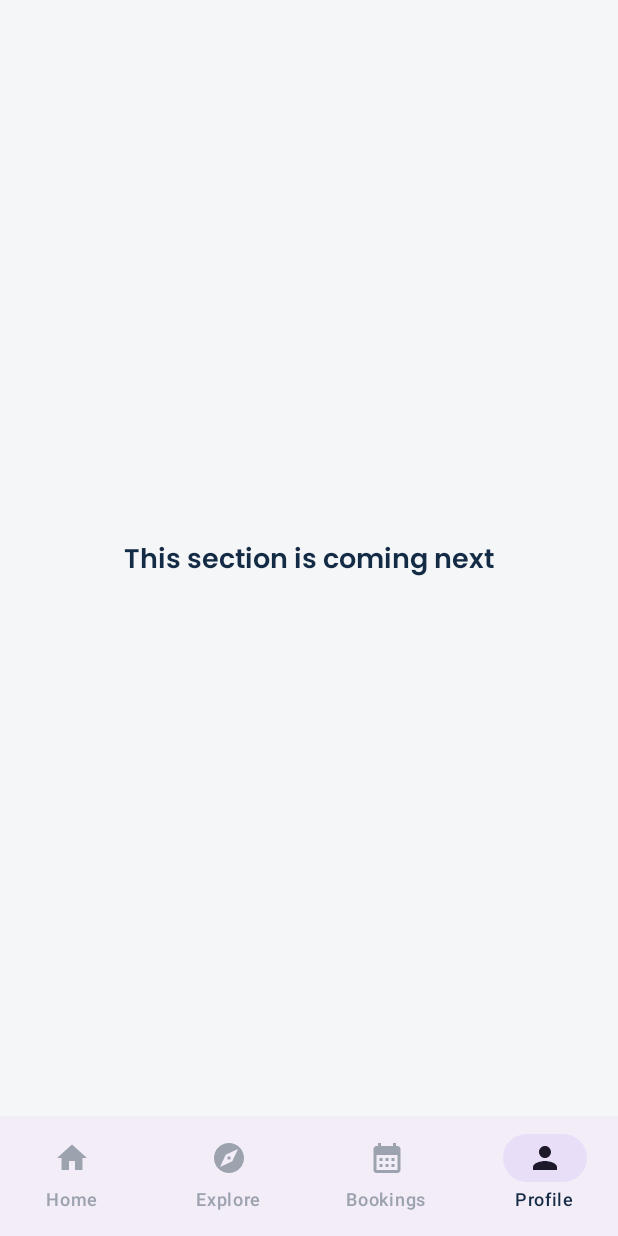
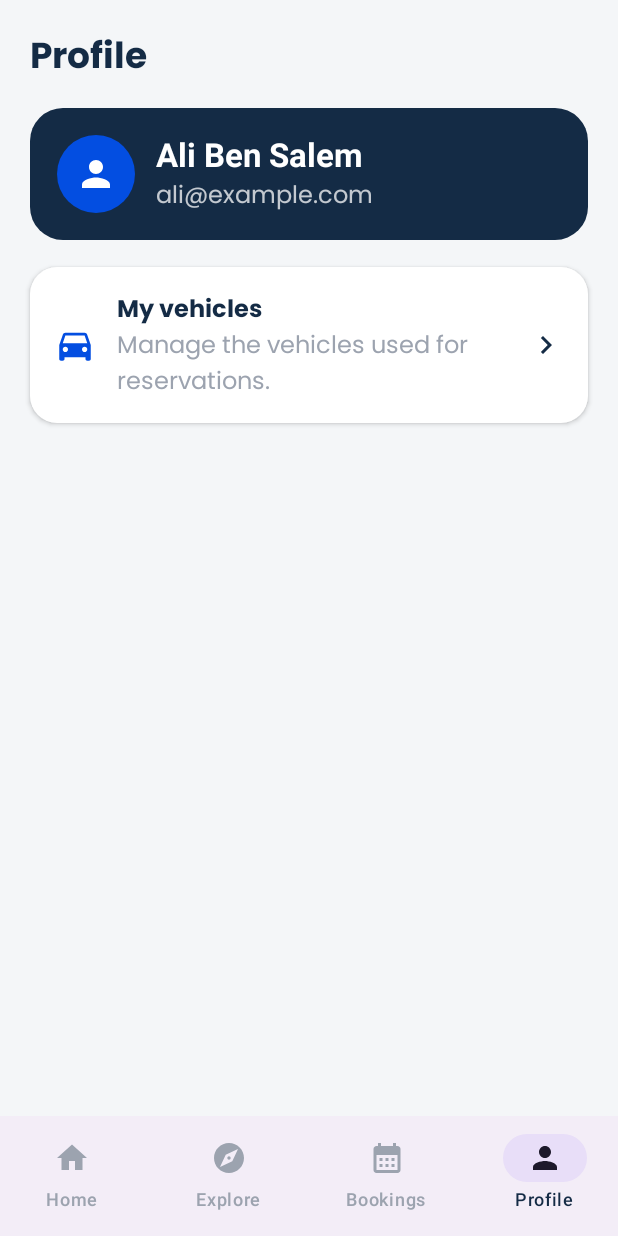
Before and after one commit to Fedi-Mhadhbi/SmartParking, an Android app built with Jetpack Compose: the ProfileScreen screen opened through its navigation route, on a phone screen of 412 x 824 dp. Run offline under Robolectric (Android 15) with nearby library versions, the phone set to English and light mode, and no system bars.

Commit message:
Add profile and vehicles screens
Co-authored-by: Copilot App <223556219+Copilot@users.noreply.github.com>

```diff
--- /dev/null
+++ b/app/src/main/java/com/fedi/smartparking/features/profile/ProfileScreen.kt
@@ -0,0 +1,117 @@
+package com.fedi.smartparking.features.profile
+
+import androidx.compose.foundation.background
+import androidx.compose.foundation.clickable
+import androidx.compose.foundation.layout.Arrangement
+import androidx.compose.foundation.layout.Column
+import androidx.compose.foundation.layout.Row
+import androidx.compose.foundation.layout.fillMaxSize
+import androidx.compose.foundation.layout.fillMaxWidth
+import androidx.compose.foundation.layout.padding
+import androidx.compose.foundation.layout.size
+import androidx.compose.foundation.shape.CircleShape
+import androidx.compose.foundation.shape.RoundedCornerShape
+import androidx.compose.material.icons.Icons
+import androidx.compose.material.icons.filled.ChevronRight
+import androidx.compose.material.icons.filled.DirectionsCar
+import androidx.compose.material.icons.filled.Person
+import androidx.compose.material3.Icon
+import androidx.compose.material3.MaterialTheme
+import androidx.compose.material3.Surface
+import androidx.compose.material3.Text
+import androidx.compose.runtime.Composable
+import androidx.compose.ui.Alignment
+import androidx.compose.ui.Modifier
+import androidx.compose.ui.graphics.Color
+import androidx.compose.ui.res.stringResource
+import androidx.compose.ui.text.font.FontWeight
+import androidx.compose.ui.unit.dp
+import com.fedi.smartparking.R
+import com.fedi.smartparking.ui.theme.Navy
+import com.fedi.smartparking.ui.theme.PrimaryBlue
+
+@Composable
+fun ProfileScreen(
+    onVehiclesClick: () -> Unit,
+) {
+    Column(
+        modifier = Modifier
+            .fillMaxSize()
+            .background(MaterialTheme.colorScheme.background)
+            .padding(20.dp),
+        verticalArrangement = Arrangement.spacedBy(18.dp),
+    ) {
+        Text(
+            text = stringResource(R.string.profile_title),
+            style = MaterialTheme.typography.headlineSmall,
+            color = Navy,
+            fontWeight = FontWeight.Bold,
+        )
+        Surface(
+            modifier = Modifier.fillMaxWidth(),
+            color = Navy,
+            shape = RoundedCornerShape(22.dp),
+        ) {
+            Row(
+                modifier = Modifier.padding(18.dp),
+                verticalAlignment = Alignment.CenterVertically,
+            ) {
+                Surface(color = PrimaryBlue, shape = CircleShape) {
+                    Icon(
+                        imageVector = Icons.Default.Person,
+                        contentDescription = null,
+                        tint = Color.White,
+                        modifier = Modifier.padding(12.dp).size(28.dp),
+                    )
+                }
+                Column(modifier = Modifier.padding(start = 14.dp)) {
+                    Text(
+                        text = "Ali Ben Salem",
+                        color = Color.White,
+                        style = MaterialTheme.typography.titleLarge,
+                        fontWeight = FontWeight.Bold,
+                    )
+                    Text(
+                        text = "ali@example.com",
+                        color = Color.White.copy(alpha = 0.75f),
+                    )
+                }
+            }
+        }
+        ProfileOption(
+            icon = Icons.Default.DirectionsCar,
+            title = stringResource(R.string.profile_vehicles),
+            subtitle = stringResource(R.string.profile_vehicles_subtitle),
+            onClick = onVehiclesClick,
+        )
+    }
+}
+
+@Composable
+private fun ProfileOption(
+    icon: androidx.compose.ui.graphics.vector.ImageVector,
+    title: String,
+    subtitle: String,
+    onClick: () -> Unit,
+) {
+    Surface(
+        modifier = Modifier
+            .fillMaxWidth()
+            .clickable(onClick = onClick),
+        color = Color.White,
+        shape = RoundedCornerShape(18.dp),
+        shadowElevation = 2.dp,
+    ) {
+        Row(
+            modifier = Modifier.padding(16.dp),
+            verticalAlignment = Alignment.CenterVertically,
+        ) {
+            Icon(icon, contentDescription = null, tint = PrimaryBlue, modifier = Modifier.size(28.dp))
+            Column(modifier = Modifier.weight(1f).padding(start = 14.dp)) {
+                Text(title, color = Navy, fontWeight = FontWeight.Bold)
+                Text(subtitle, color = MaterialTheme.colorScheme.onSurfaceVariant)
+            }
+            Icon(Icons.Default.ChevronRight, contentDescription = null, tint = Navy)
+        }
+    }
+}
--- a/app/src/main/java/com/fedi/smartparking/navigation/AppNavigation.kt
+++ b/app/src/main/java/com/fedi/smartparking/navigation/AppNavigation.kt
@@ -26,6 +26,8 @@ import com.fedi.smartparking.features.reservation.BookingConfirmationScreen
 import com.fedi.smartparking.features.reservation.BookingSuccessScreen
 import com.fedi.smartparking.features.bookings.BookingsScreen
 import com.fedi.smartparking.features.bookings.BookingDetailsScreen
+import com.fedi.smartparking.features.profile.ProfileScreen
+import com.fedi.smartparking.features.profile.VehiclesScreen
 
 @Composable
 fun AppNavigation() {
@@ -144,7 +146,12 @@ fun AppNavigation() {
                     onShowQr = {},
                 )
             }
-            composable(NavRoutes.PROFILE) { SectionPlaceholder() }
+            composable(NavRoutes.PROFILE) {
+                ProfileScreen(onVehiclesClick = { navController.navigate(NavRoutes.VEHICLES) })
+            }
+            composable(NavRoutes.VEHICLES) {
+                VehiclesScreen(onBack = { navController.popBackStack() })
+            }
         }
     }
 }
--- a/app/src/main/java/com/fedi/smartparking/navigation/NavRoutes.kt
+++ b/app/src/main/java/com/fedi/smartparking/navigation/NavRoutes.kt
@@ -10,6 +10,7 @@ object NavRoutes {
     const val BOOKING_CONFIRMATION = "booking_confirmation/{parkingName}"
     const val BOOKING_SUCCESS = "booking_success/{parkingName}"
     const val BOOKING_DETAILS = "booking_details/{parkingName}"
+    const val VEHICLES = "vehicles"
 
     fun parkingDetails(parkingName: String): String =
         "parking_details/${android.net.Uri.encode(parkingName)}"
--- a/app/src/main/res/values/strings.xml
+++ b/app/src/main/res/values/strings.xml
@@ -70,6 +70,13 @@
     <string name="booking_details_reference">Reservation reference</string>
     <string name="booking_details_location">Parking location</string>
     <string name="booking_details_show_qr">Show QR code</string>
+    <string name="profile_title">Profile</string>
+    <string name="profile_vehicles">My vehicles</string>
+    <string name="profile_vehicles_subtitle">Manage the vehicles used for reservations.</string>
+    <string name="vehicles_title">My vehicles</string>
+    <string name="vehicles_add">Add a vehicle</string>
+    <string name="vehicles_default_name">Blue sedan</string>
+    <string name="vehicles_default_plate">123 TUN 4567</string>
     <string name="auth_app_tagline">Trouvez. Réservez. Garez-vous.</string>
     <string name="auth_welcome_title">Trouvez votre place de parking facilement</string>
     <string name="auth_welcome_body">Découvrez les parkings disponibles près de vous et réservez votre place en quelques secondes.</string>
```
Also changed, not shown: app/src/main/java/com/fedi/smartparking/features/profile/VehiclesScreen.kt (added, +111 -0 lines).
